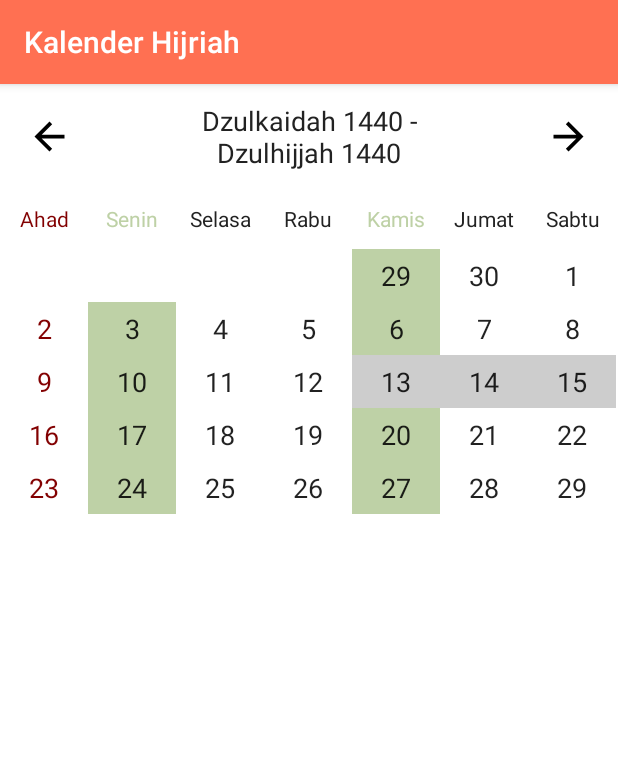
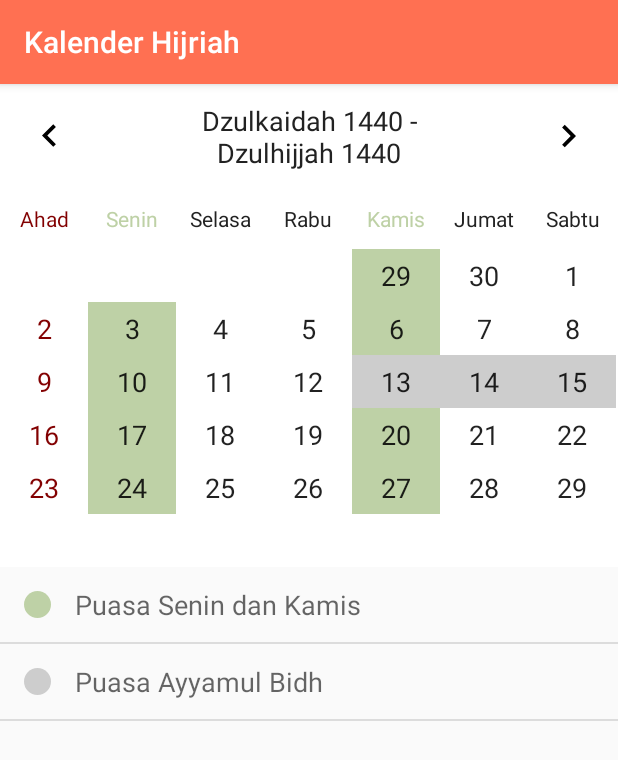
Before and after one commit to alfirqotunnajiyah-com/androidafn, an Android app: the CalendarActivity screen opened directly, with no data from a screen before it, after a tap on an icon or button, on a phone screen of 412 x 824 dp. Shown: the top 760 px of the screen. Run offline under Robolectric (Android 15) with nearby library versions, the phone set to English and light mode, and no system bars.

Commit message:
fix(calendar): fixing list puasa

```diff
--- a/app/src/main/java/com/afn/afnapp/activity/CalendarActivity.java
+++ b/app/src/main/java/com/afn/afnapp/activity/CalendarActivity.java
@@ -1,18 +1,28 @@
 package com.afn.afnapp.activity;
 
 import android.os.Bundle;
+import android.support.v4.widget.SwipeRefreshLayout;
 import android.support.v7.app.AppCompatActivity;
+import android.widget.ListView;
 import android.widget.Toast;
 
 import com.afn.afnapp.R;
 import com.afn.afnapp.widget.CalendarView;
+import com.afn.afnapp.widget.ListAdapter;
 
 import java.text.DateFormat;
 import java.text.SimpleDateFormat;
+import java.util.ArrayList;
 import java.util.Date;
 import java.util.HashSet;
 
 public class CalendarActivity extends AppCompatActivity {
+
+    private ListView listView;
+    private ListAdapter adapter;
+    private SwipeRefreshLayout srl;
+    private ArrayList<String> textPuasa = new ArrayList<String>();
+    private ArrayList<Integer> colorPuasa = new ArrayList<Integer>();
 
     @Override
     protected void onCreate(Bundle savedInstanceState) {
@@ -21,18 +31,43 @@ public class CalendarActivity extends AppCompatActivity {
 
         HashSet<Date> events = new HashSet<>();
 
+        srl = findViewById(R.id.srl);
+        srl.setEnabled(false);
+
+        listView = (ListView)findViewById(R.id.lvPuasa);
+        adapter = new ListAdapter(this, textPuasa, colorPuasa);
+        listView.setAdapter(adapter);
+
         CalendarView cv = ((CalendarView)findViewById(R.id.calendar_view));
         cv.updateCalendar(events);
 
-        cv.setEventHandler(new CalendarView.EventHandler()
-        {
+        cv.setEventHandler(new CalendarView.EventHandler() {
             @Override
-            public void onDayLongPress(Date date)
-            {
+            public void onDayLongPress(Date date) {
                 // show returned day
                 DateFormat df = SimpleDateFormat.getDateInstance();
                 Toast.makeText(CalendarActivity.this, df.format(date), Toast.LENGTH_SHORT).show();
             }
+
+            @Override
+            public void onDayPress(int color, String text) {
+                if (!text.isEmpty())
+                    Toast.makeText(getApplicationContext(), text, Toast.LENGTH_SHORT).show();
+            }
+
+            @Override
+            public void passData(int color, String text) {
+                textPuasa.add(text);
+                colorPuasa.add(color);
+                adapter.notifyDataSetChanged();
+            }
+
+            @Override
+            public void deleteData() {
+                textPuasa.clear();
+                colorPuasa.clear();
+                adapter.notifyDataSetChanged();
+            }
         });
     }
 }
--- a/app/src/main/java/com/afn/afnapp/widget/CalendarView.java
+++ b/app/src/main/java/com/afn/afnapp/widget/CalendarView.java
@@ -12,7 +12,6 @@ import android.widget.ArrayAdapter;
 import android.widget.GridView;
 import android.widget.ImageView;
 import android.widget.LinearLayout;
-import android.widget.ListView;
 import android.widget.TextView;
 
 import com.afn.afnapp.R;
@@ -54,8 +53,6 @@ public class CalendarView extends LinearLayout
     private ImageView btnNext;
     private TextView txtDate;
     private GridView grid;
-    private ListView listView;
-    private ListAdapter adapter;
 
     Chronology iso = ISOChronology.getInstanceUTC();
     Chronology hijri = IslamicChronology.getInstance(DateTimeZone.getDefault(), IslamicChronology.LEAP_YEAR_16_BASED);
@@ -63,8 +60,6 @@ public class CalendarView extends LinearLayout
     private String[] sMonth = {"Muharram", "Safar", "Rabiul awal", "Rabiul akhir", "Jumadil awal", "Jumadil akhir", "Rajab", "Sya'ban", "Ramadhan", "Syawal", "Dzulkaidah", "Dzulhijjah"};
     private ArrayList<String> textPuasa = new ArrayList<String>();
     private ArrayList<Integer> colorPuasa = new ArrayList<Integer>();
-
-    private boolean puasa1, puasa2, puasa3, puasa4, puasa5;
 
     private String tmp;
 
@@ -127,10 +122,6 @@ public class CalendarView extends LinearLayout
         btnNext = (ImageView)findViewById(R.id.calendar_next_button);
         txtDate = (TextView)findViewById(R.id.calendar_date_display);
         grid = (GridView)findViewById(R.id.calendar_grid);
-        listView = (ListView)findViewById(R.id.lvPuasa);
-
-        adapter = new ListAdapter(getContext(), textPuasa, colorPuasa);
-        listView.setAdapter(adapter);
     }
 
     private void assignClickHandlers()
@@ -141,6 +132,7 @@ public class CalendarView extends LinearLayout
             @Override
             public void onClick(View v)
             {
+                eventHandler.deleteData();
                 currentDate.add(Calendar.MONTH, 1);
                 iMonth++;
                 updateCalendar();
@@ -154,6 +146,7 @@ public class CalendarView extends LinearLayout
             public void onClick(View v)
             {
                 if (iMonth >= 1) {
+                    eventHandler.deleteData();
                     currentDate.add(Calendar.MONTH, -1);
                     iMonth--;
                     updateCalendar();
@@ -174,6 +167,34 @@ public class CalendarView extends LinearLayout
 
                 eventHandler.onDayLongPress((Date)view.getItemAtPosition(position));
                 return true;
+            }
+        });
+
+        grid.setOnItemClickListener(new AdapterView.OnItemClickListener() {
+            @Override
+            public void onItemClick(AdapterView<?> parent, View view, int position, long id) {
+                // handle press
+                Date date = (Date) parent.getItemAtPosition(position);
+                int month = date.getMonth();
+                LocalDate todayIso = new LocalDate(LocalDate.fromDateFields(date), iso);
+                LocalDate todayHijri = new LocalDate(todayIso.toDateTimeAtStartOfDay(), hijri);
+
+                // pewarnaan puasa -- sort by priority
+                if (month == iMonth % 12) {
+                    if (todayHijri.getMonthOfYear() - 1 == 9 && todayHijri.getDayOfMonth() == 1) {
+                        eventHandler.onDayPress(R.color.dilarang, "Hari yang dilarang Puasa");
+                    } else if (todayHijri.getMonthOfYear() - 1 == 9 && (todayHijri.getDayOfMonth() >= 2 && todayHijri.getDayOfMonth() <= 7)) {
+                        eventHandler.onDayPress(R.color.syawwal, "Puasa 6 hari dibulan Syawwal");
+                    } else if (todayHijri.getMonthOfYear() - 1 == 8) {
+                        eventHandler.onDayPress(R.color.ramadhan, "Puasa Ramadhan");
+                    } else if (todayHijri.getDayOfMonth() >= 13 && todayHijri.getDayOfMonth() <= 15) {
+                        eventHandler.onDayPress(R.color.ayyamul_bidh, "Puasa Ayyamul Bidh");
+                    } else if (date.getDay() == 1 || date.getDay() == 4) {
+                        eventHandler.onDayPress(R.color.senin_kamis, "Puasa Senin dan Kamis");
+                    } else {
+                        eventHandler.onDayPress(0, "");
+                    }
+                }
             }
         });
     }
@@ -218,7 +239,6 @@ public class CalendarView extends LinearLayout
         // update grid
         grid.setAdapter(new CalendarAdapter(getContext(), cells, events));
     }
-
 
     private class CalendarAdapter extends ArrayAdapter<Date>
     {
@@ -283,37 +303,35 @@ public class CalendarView extends LinearLayout
                 if (todayHijri.getMonthOfYear()-1 == 9 && todayHijri.getDayOfMonth() == 1) {
                     ((TextView)view).setBackgroundColor(getResources().getColor(R.color.dilarang));
                     if (!colorPuasa.contains(R.color.dilarang)) {
-                        textPuasa.add("Hari yang dilarang Puasa");
                         colorPuasa.add(R.color.dilarang);
+                        eventHandler.passData(R.color.dilarang, "Hari yang dilarang Puasa");
                     }
                 } else if (todayHijri.getMonthOfYear()-1 == 9 && (todayHijri.getDayOfMonth() >= 2 && todayHijri.getDayOfMonth() <= 7)) {
                     ((TextView)view).setBackgroundColor(getResources().getColor(R.color.syawwal));
                     if (!colorPuasa.contains(R.color.syawwal)) {
-                        textPuasa.add("Puasa 6 hari dibulan Syawwal");
                         colorPuasa.add(R.color.syawwal);
+                        eventHandler.passData(R.color.syawwal, "Puasa 6 hari dibulan Syawwal");
                     }
                 } else if (todayHijri.getMonthOfYear()-1 == 8) {
                     ((TextView)view).setBackgroundColor(getResources().getColor(R.color.ramadhan));
                     if (!colorPuasa.contains(R.color.ramadhan)) {
-                        textPuasa.add("Puasa Ramadhan");
                         colorPuasa.add(R.color.ramadhan);
+                        eventHandler.passData(R.color.ramadhan, "Puasa Ramadhan");
                     }
                 } else if (todayHijri.getDayOfMonth() >= 13 && todayHijri.getDayOfMonth() <= 15) {
                     ((TextView)view).setBackgroundColor(getResources().getColor(R.color.ayyamul_bidh));
                     if (!colorPuasa.contains(R.color.ayyamul_bidh)) {
-                        textPuasa.add("Puasa Ayyamul Bidh");
                         colorPuasa.add(R.color.ayyamul_bidh);
+                        eventHandler.passData(R.color.ayyamul_bidh, "Puasa Ayyamul Bidh");
                     }
                 } else if (date.getDay() == 1 || date.getDay() == 4) {
                     ((TextView)view).setBackgroundColor(getResources().getColor(R.color.senin_kamis));
                     if (!colorPuasa.contains(R.color.senin_kamis)) {
-                        textPuasa.add("Puasa Senin dan Kamis");
                         colorPuasa.add(R.color.senin_kamis);
+                        eventHandler.passData(R.color.senin_kamis, "Puasa Senin dan Kamis");
                     }
                 }
             }
-
-//            adapter.notifyDataSetChanged();
 
             if (month != iMonth % 12)
             {
@@ -358,5 +376,8 @@ public class CalendarView extends LinearLayout
     public interface EventHandler
     {
         void onDayLongPress(Date date);
+        void onDayPress(int color, String text);
+        void passData(int color, String text);
+        void deleteData();
     }
 }
--- a/app/src/main/res/drawable/ic_next.xml
+++ b/app/src/main/res/drawable/ic_next.xml
@@ -5,5 +5,5 @@
         android:viewportHeight="24.0">
     <path
         android:fillColor="#FF000000"
-        android:pathData="M12,4l-1.41,1.41L16.17,11H4v2h12.17l-5.58,5.59L12,20l8,-8z"/>
+        android:pathData="M8.59,16.34l4.58,-4.59 -4.58,-4.59L10,5.75l6,6 -6,6z"/>
 </vector>
--- a/app/src/main/res/drawable/ic_prev.xml
+++ b/app/src/main/res/drawable/ic_prev.xml
@@ -5,5 +5,5 @@
         android:viewportHeight="24.0">
     <path
         android:fillColor="#FF000000"
-        android:pathData="M20,11H7.83l5.59,-5.59L12,4l-8,8 8,8 1.41,-1.41L7.83,13H20v-2z"/>
+        android:pathData="M15.41,16.09l-4.58,-4.59 4.58,-4.59L14,5.5l-6,6 6,6z"/>
 </vector>
--- a/app/src/main/res/layout/activity_calendar.xml
+++ b/app/src/main/res/layout/activity_calendar.xml
@@ -21,7 +21,19 @@
         xmlns:calendarNS="http://schemas.android.com/apk/res/com.afn.afnapp"
         android:id="@+id/calendar_view"
         android:layout_width="match_parent"
-        android:layout_height="match_parent"
+        android:layout_height="wrap_content"
         calendarNS:dateFormat="MMMM YYYY"/>
 
+    <android.support.v4.widget.SwipeRefreshLayout
+        android:id="@+id/srl"
+        android:layout_width="match_parent"
+        android:layout_height="wrap_content">
+
+        <ListView
+            android:id="@+id/lvPuasa"
+            android:layout_width="match_parent"
+            android:layout_height="wrap_content"/>
+
+    </android.support.v4.widget.SwipeRefreshLayout>
+
 </LinearLayout>
--- a/app/src/main/res/layout/control_calendar.xml
+++ b/app/src/main/res/layout/control_calendar.xml
@@ -119,9 +119,4 @@
 		android:layout_width="match_parent"
 		android:layout_height="wrap_content"
 		android:numColumns="7"/>
-
-	<ListView
-		android:id="@+id/lvPuasa"
-		android:layout_width="match_parent"
-		android:layout_height="wrap_content"/>
 </LinearLayout>
```
